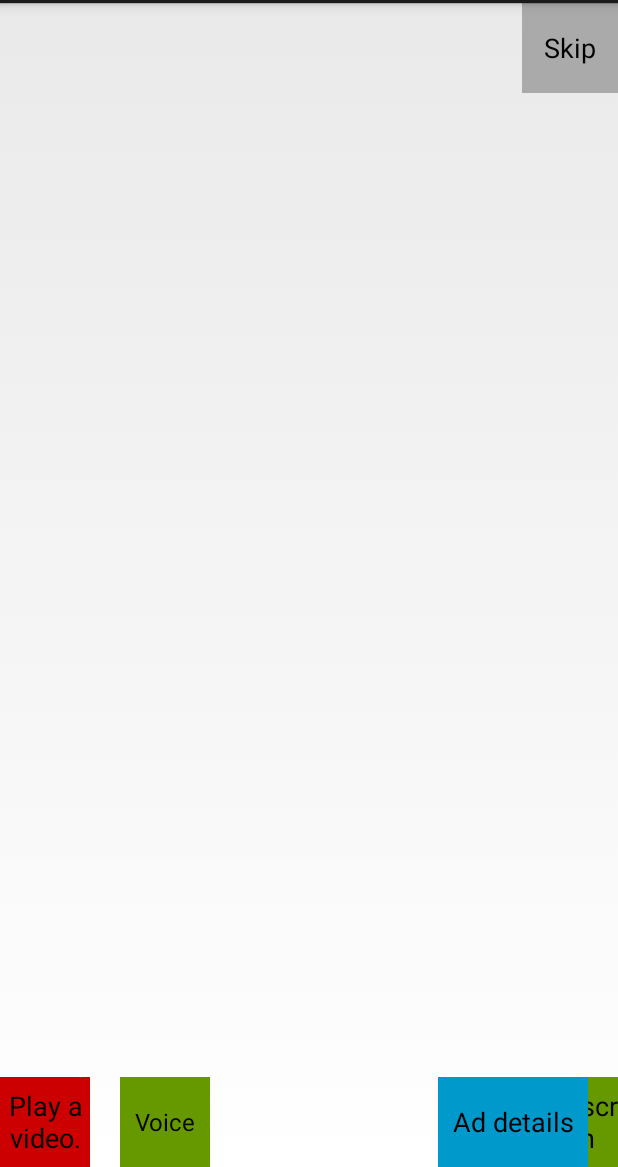
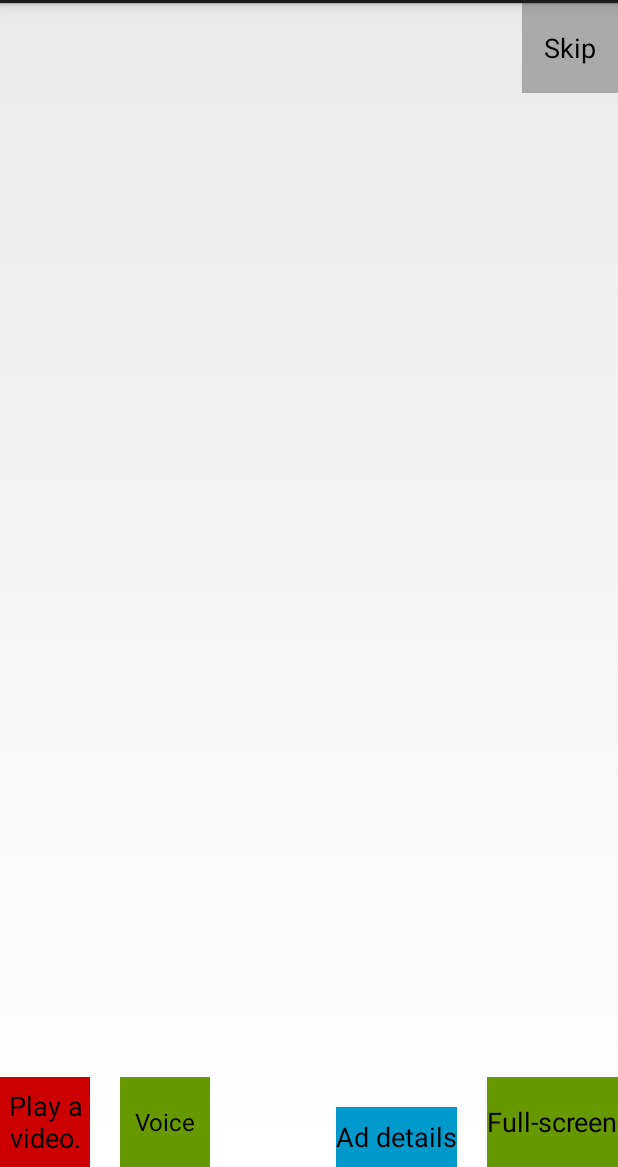
Before and after one commit to HMS-Core/hms-ads-VAST-demo, an Android app: the layout activity_video_player.xml on its own in the app's theme, with its tools: preview values and no code run, on a phone screen of 412 x 824 dp, the part 69-1236 px from its top. Run offline under Robolectric (Android 15) with nearby library versions, the phone set to English and light mode, and no system bars.

Commit message:
Update activity_video_player.xml

```diff
--- a/app/src/main/res/layout/activity_video_player.xml
+++ b/app/src/main/res/layout/activity_video_player.xml
@@ -28,9 +28,9 @@
         android:layout_alignParentBottom="true"
         android:layout_toEndOf="@id/demo_bt_play" />
 
-    <Button
+   <Button
         android:id="@+id/demo_bt_full_screen"
-        android:layout_width="60dp"
+        android:layout_width="wrap_content"
         android:layout_height="60dp"
         android:background="@android:color/holo_green_dark"
         android:layout_marginStart="20dp"
@@ -40,14 +40,12 @@
 
     <Button
         android:id="@+id/demo_bt_detail"
-        android:layout_width="100dp"
+        android:layout_width="wrap_content"
         android:layout_height="40dp"
         android:text="@string/demo_custom_ad_detail"
         android:background="@android:color/holo_blue_dark"
-        android:layout_marginEnd="20dp"
-        android:layout_alignBottom="@id/demo_bt_full_screen"
-        android:layout_alignTop="@id/demo_bt_full_screen"
-        android:layout_alignEnd="@id/demo_bt_full_screen" />
+        android:layout_toStartOf="@id/demo_bt_full_screen"
+        android:layout_alignParentBottom="true"/>
 
     <Button
         android:id="@+id/demo_bt_skip"
```
